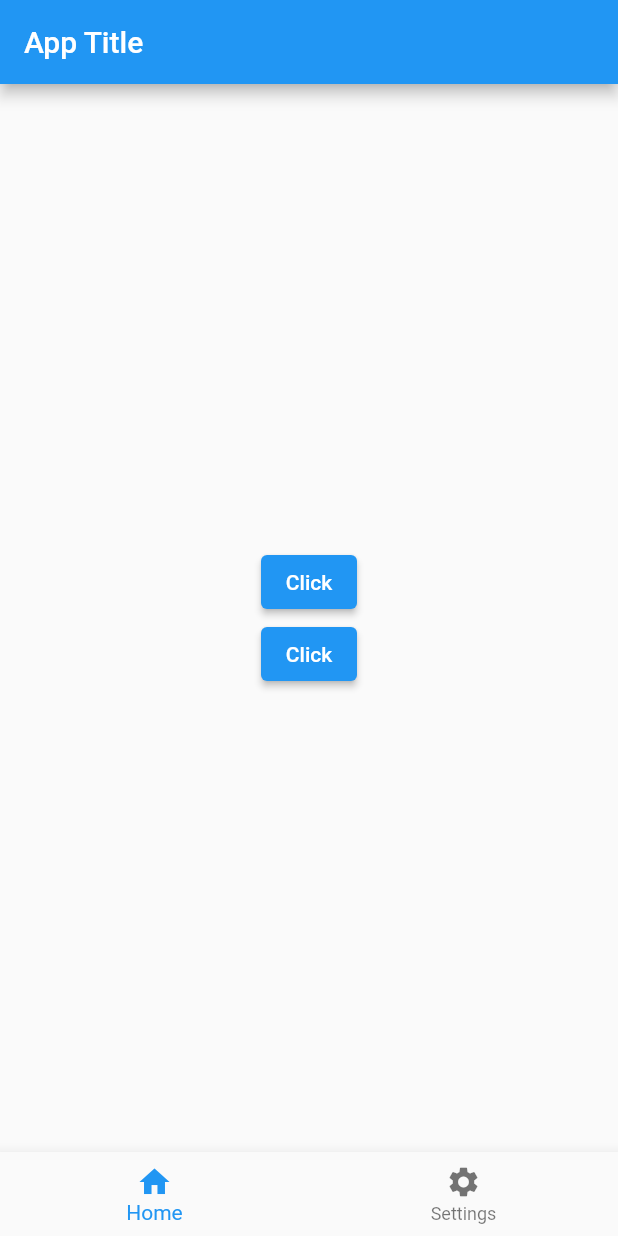
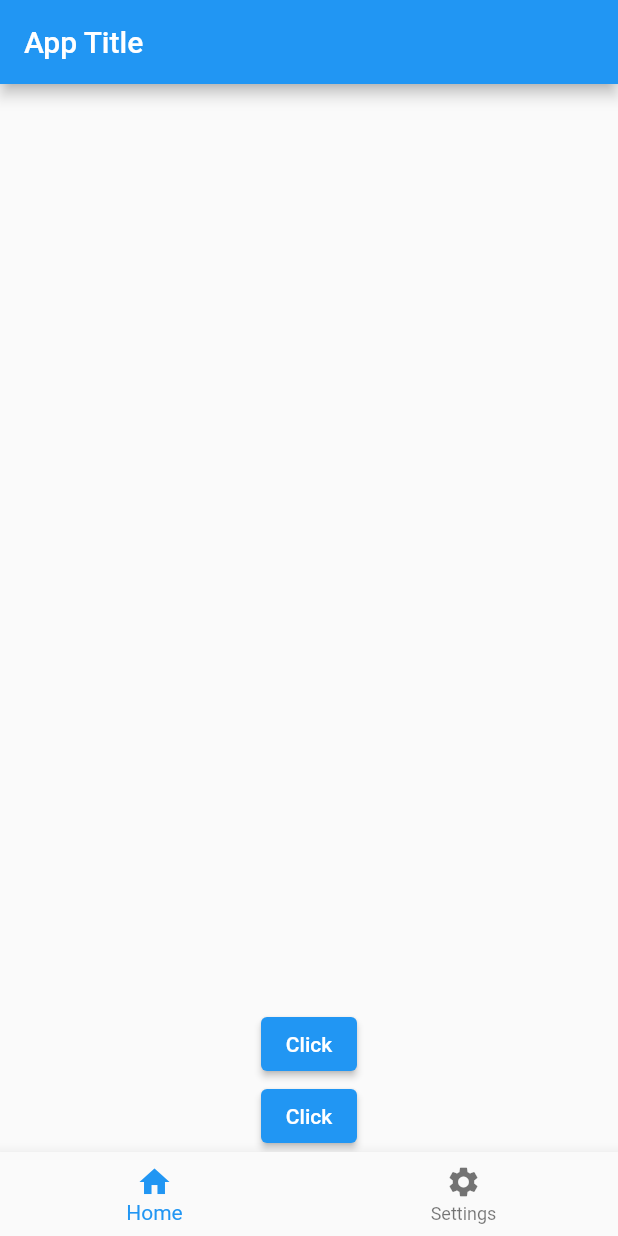
Before and after one commit to paulocf92/flutter-zero-to-hero, a Flutter app: the screen it shows after launch, on a phone screen of 412 x 824 dp. Run offline on Flutter 3.47's test engine with Material 2 defaults, Android fonts, the phone set to English and light mode, and no system bars.

Commit message:
chore: align column to the end in the cross axis (horizontal)

```diff
--- a/learn_the_basics/lib/main.dart
+++ b/learn_the_basics/lib/main.dart
@@ -25,7 +25,8 @@ class _MyAppState extends State<MyApp> {
         ),
         body: Center(
           child: Column(
-            mainAxisAlignment: MainAxisAlignment.center,
+            mainAxisAlignment: MainAxisAlignment.end,
+            crossAxisAlignment: CrossAxisAlignment.end,
             children: [
               ElevatedButton(
                 onPressed: () {
```
